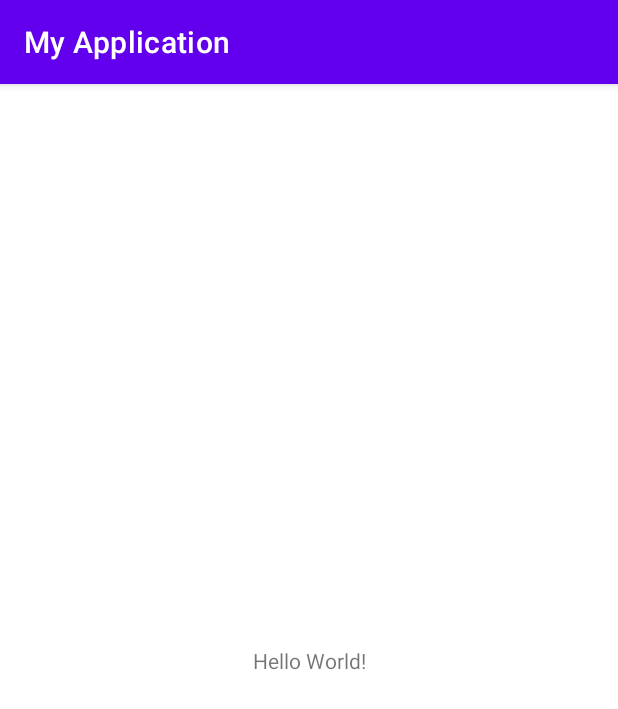
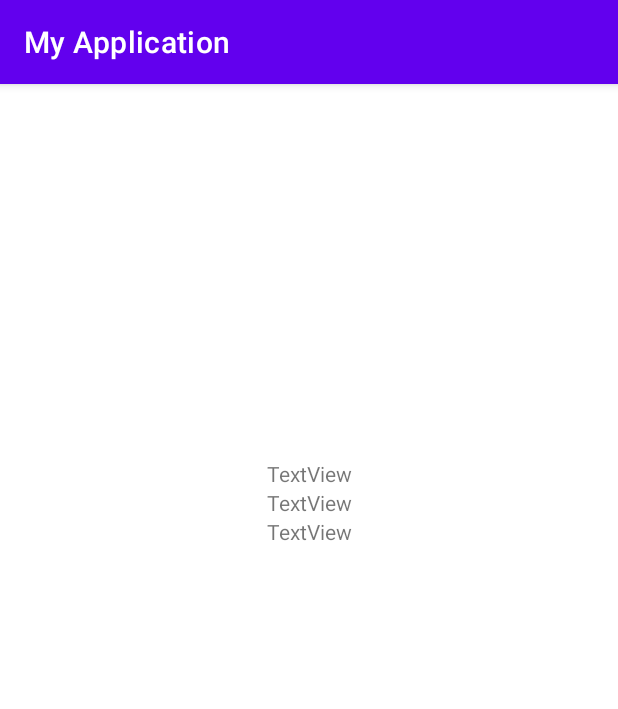
Before and after one commit to penguin789456/android_git_sensor_ACCGYR, an Android app: the screen it shows after launch (MainActivity), on a phone screen of 412 x 824 dp. Shown: the top 709 px of the screen. Run offline under Robolectric (Android 15) with nearby library versions, the phone set to English and light mode, and no system bars.

Commit message:
init xml files

```diff
--- a/app/src/main/res/layout/activity_main.xml
+++ b/app/src/main/res/layout/activity_main.xml
@@ -1,18 +1,42 @@
 <?xml version="1.0" encoding="utf-8"?>
-<androidx.constraintlayout.widget.ConstraintLayout xmlns:android="http://schemas.android.com/apk/res/android"
+<LinearLayout xmlns:android="http://schemas.android.com/apk/res/android"
     xmlns:app="http://schemas.android.com/apk/res-auto"
     xmlns:tools="http://schemas.android.com/tools"
+    android:id="@+id/linera1"
     android:layout_width="match_parent"
     android:layout_height="match_parent"
+    android:layout_gravity="center_horizontal"
+    android:layoutDirection="inherit"
+    android:orientation="vertical"
     tools:context=".MainActivity">
 
-    <TextView
-        android:layout_width="wrap_content"
+    <LinearLayout
+        android:layout_width="match_parent"
         android:layout_height="wrap_content"
-        android:text="Hello World!"
-        app:layout_constraintBottom_toBottomOf="parent"
-        app:layout_constraintEnd_toEndOf="parent"
-        app:layout_constraintStart_toStartOf="parent"
-        app:layout_constraintTop_toTopOf="parent" />
+        android:layout_gravity="center"
+        android:layout_marginTop="250dp"
+        android:orientation="vertical"
+        android:textAlignment="center">
 
-</androidx.constraintlayout.widget.ConstraintLayout>
+        <TextView
+            android:id="@+id/showX"
+            android:layout_width="match_parent"
+            android:layout_height="wrap_content"
+            android:text="TextView"
+            android:textAlignment="center" />
+
+        <TextView
+            android:id="@+id/showY"
+            android:layout_width="match_parent"
+            android:layout_height="wrap_content"
+            android:text="TextView"
+            android:textAlignment="center" />
+
+        <TextView
+            android:id="@+id/showZ"
+            android:layout_width="match_parent"
+            android:layout_height="wrap_content"
+            android:text="TextView"
+            android:textAlignment="center" />
+    </LinearLayout>
+</LinearLayout>
```
